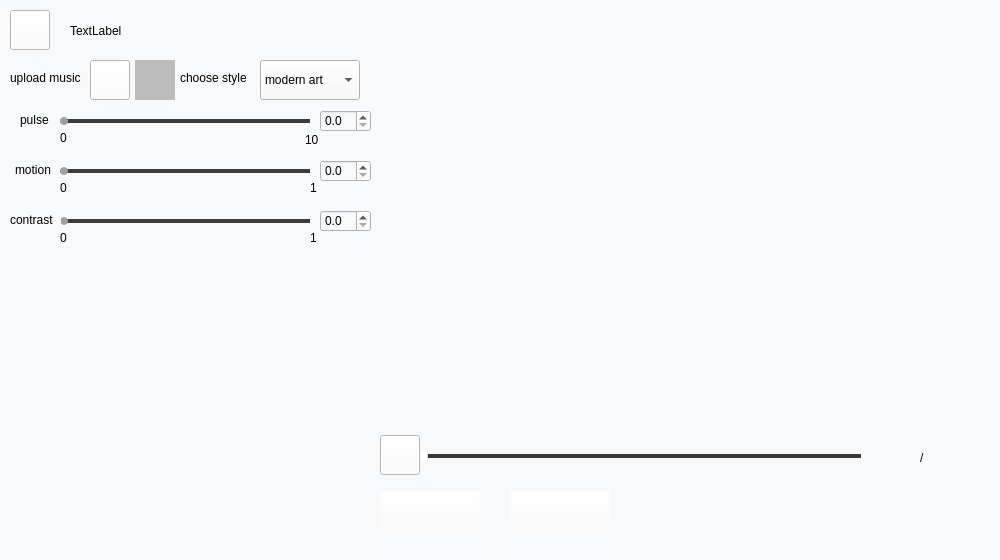
MohanChi/MusicVisualization, file MusicVisualization/src/View/CreateVideos/CreateVideoWindow.ui: the form before one commit.
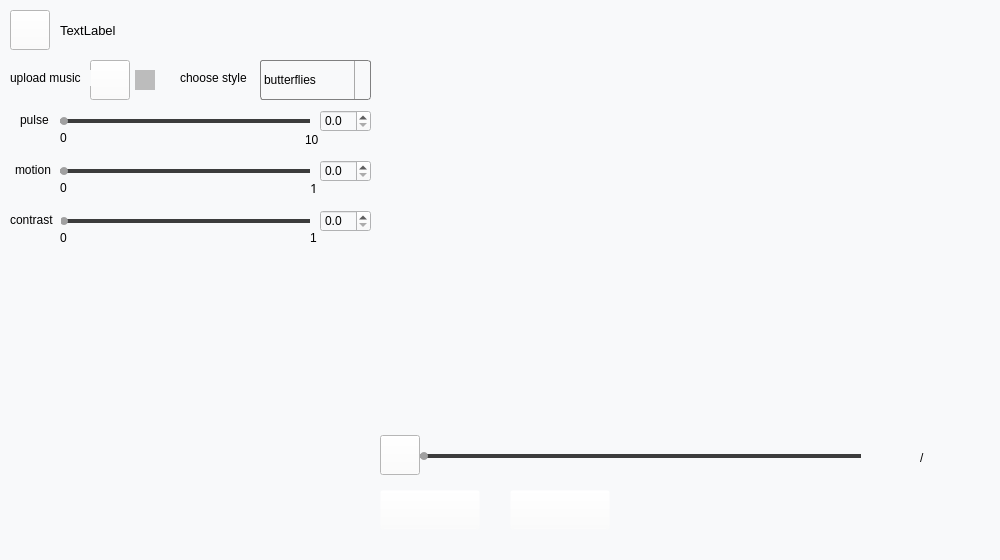
The form after the commit. Icons and pictures are not drawn. Custom widgets are drawn as their Qt base class.

Commit message: fix CreateVideoWindow's combo box UI

What changed in the file:
```diff
--- a/MusicVisualization/src/View/CreateVideos/CreateVideoWindow.ui
+++ b/MusicVisualization/src/View/CreateVideos/CreateVideoWindow.ui
@@ -229,6 +229,12 @@
       <height>16</height>
      </rect>
     </property>
+    <property name="font">
+     <font>
+      <family>Alibaba PuHuiTi</family>
+      <pointsize>10</pointsize>
+     </font>
+    </property>
     <property name="text">
      <string>1</string>
     </property>
@@ -349,10 +355,15 @@
      <rect>
       <x>10</x>
       <y>70</y>
-      <width>71</width>
+      <width>81</width>
       <height>16</height>
      </rect>
     </property>
+    <property name="font">
+     <font>
+      <family>Arial</family>
+     </font>
+    </property>
     <property name="text">
      <string>upload music</string>
     </property>
@@ -362,10 +373,147 @@
      <rect>
       <x>260</x>
       <y>60</y>
-      <width>100</width>
+      <width>111</width>
       <height>40</height>
      </rect>
     </property>
+    <property name="font">
+     <font>
+      <family>Arial</family>
+     </font>
+    </property>
+    <property name="styleSheet">
+     <string notr="true">QComboBox {
+    border: 1px solid gray;  
+    border-radius: 3px; 
+    padding: 1px 18px 1px 3px;   
+    color: rgb(0,0,0);
+    background: transparent;
+}
+
+QComboBox QAbstractItemView {
+    outline: 0px solid gray;   
+    border: 1px solid rgb(73,80,87);   
+    color:rgb(73,80,87);
+    background-color:rgb(248,249,250);  
+    selection-background-color:rgb(73,80,87);  
+}
+
+
+QComboBox QAbstractItemView::item {
+    height: 50px;   
+}
+
+QComboBox QAbstractItemView::item:hover {
+    color: rgb(248,249,250);
+    background-color: rgb(73,80,87);  
+}
+
+QComboBox QAbstractItemView::item:selected {
+    color:  rgb(248,249,250);
+    background-color:  rgb(73,80,87);
+}
+
+QComboBox QAbstractScrollArea QScrollBar:vertical {
+    width: 10px;
+    background-color: rgb(248,249,250);  
+}
+
+QComboBox QAbstractScrollArea QScrollBar::handle:vertical {
+    border-radius: 5px;  
+    background: rgb(160,160,160);  
+}
+
+QComboBox QAbstractScrollArea QScrollBar::handle:vertical:hover {
+    background: rgb(73, 80, 87);   
+}
+
+QComboBox:!editable {
+     background: rgb(248,249,250);
+}
+
+QComboBox::drop-down:!editable {
+    background: rgb(248,249,250);
+}
+
+
+QComboBox:on {
+	
+}
+
+QComboBox::drop-down {
+    subcontrol-origin: padding;  
+    subcontrol-position: top right;  
+    width: 15px;  
+
+    border-left-width: 1px;  
+    border-left-color: darkgray;  
+    border-left-style: solid;   
+    border-top-right-radius: 3px;   
+    border-bottom-right-radius: 3px;   
+}
+
+QComboBox::down-arrow {
+    width: 15px;   
+    background: transparent;   
+    padding: 0px 0px 0px 0px;  
+    image: url(:/MusicVisualization/img/caret_down.png);
+}
+
+QComboBox::down-arrow:on {
+    image: url(:/MusicVisualization/img/caret_down.png);   
+}</string>
+    </property>
+    <item>
+     <property name="text">
+      <string>butterflies</string>
+     </property>
+    </item>
+    <item>
+     <property name="text">
+      <string>anime faces</string>
+     </property>
+    </item>
+    <item>
+     <property name="text">
+      <string>fursona</string>
+     </property>
+    </item>
+    <item>
+     <property name="text">
+      <string>faces</string>
+     </property>
+    </item>
+    <item>
+     <property name="text">
+      <string>trypophobia</string>
+     </property>
+    </item>
+    <item>
+     <property name="text">
+      <string>abstract art</string>
+     </property>
+    </item>
+    <item>
+     <property name="text">
+      <string>textures</string>
+     </property>
+    </item>
+    <item>
+     <property name="text">
+      <string>ffhq faces</string>
+     </property>
+    </item>
+    <item>
+     <property name="text">
+      <string>grumpy cat</string>
+     </property>
+    </item>
+    <item>
+     <property name="text">
+      <string>pokemon</string>
+     </property>
+    </item>
     <item>
      <property name="text">
       <string>modern art</string>
@@ -476,7 +624,7 @@
 background:transparent;
 }
 QSlider::handle:horizontal {
-background: rgb(255,255,255);
+background: rgb(160,160,160);
 width:8px;
 height:8px;
 border-radius:4px;
@@ -484,12 +632,12 @@
 margin-bottom:7px;
 }
 QSlider::sub-page:horizontal {
-background:rgb(255,255,255);
+background: rgb(160,160,160);
 margin-top:9px;
 margin-bottom:9px;
 }
 QSlider::add-page:horizontal {
-background: rgb(56,56,56);
+background: rgb(60,60,60);
 margin-top:9px;
 margin-bottom:9px;
 }
@@ -614,12 +762,21 @@
    <widget class="QLabel" name="label_filename">
     <property name="geometry">
      <rect>
-      <x>70</x>
+      <x>60</x>
       <y>20</y>
-      <width>71</width>
+      <width>111</width>
       <height>21</height>
      </rect>
     </property>
+    <property name="font">
+     <font>
+      <family>Arial</family>
+      <pointsize>10</pointsize>
+     </font>
+    </property>
+    <property name="contextMenuPolicy">
+     <enum>Qt::NoContextMenu</enum>
+    </property>
     <property name="text">
      <string>TextLabel</string>
     </property>
@@ -628,9 +785,9 @@
     <property name="geometry">
      <rect>
       <x>135</x>
-      <y>60</y>
-      <width>40</width>
-      <height>40</height>
+      <y>70</y>
+      <width>20</width>
+      <height>20</height>
      </rect>
     </property>
     <property name="styleSheet">
```
Left out of the diff: 195 changed lines with no effect on the pictures. The commit also changes 39 other files.
